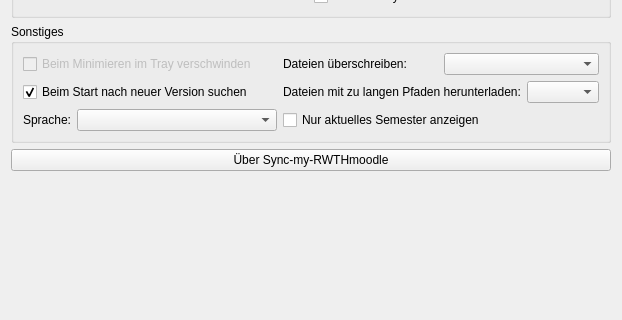
First picture: the form in gui/options.ui, repository poodlenoodle42/Sync-my-L2P, before the edit; both pictures show x 0 to 622 and y 218 to 538 of the 622 by 632 pixel window.
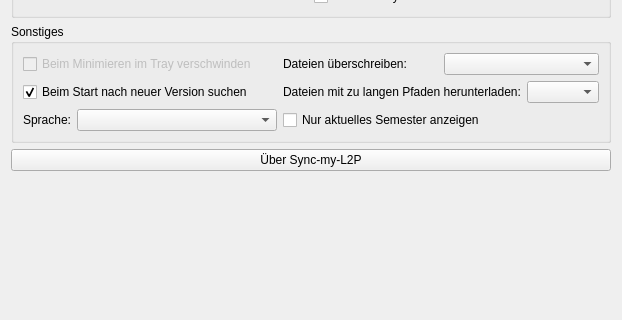
Second picture: the form after the edit. Icons and pictures are not drawn.

Commit message: Strings RWTHmoodle für Konsistenz durch L2P ersetzt. Umbenennung sollte im nächsten release erfolgen

```diff
--- a/gui/options.ui
+++ b/gui/options.ui
@@ -271,7 +271,7 @@
    <item>
     <widget class="QPushButton" name="aboutButton">
      <property name="text">
-      <string>Über Sync-my-RWTHmoodle</string>
+      <string>Über Sync-my-L2P</string>
      </property>
      <property name="icon">
       <iconset resource="../icons/icons.qrc">
```
The commit also changes 3 other files.
